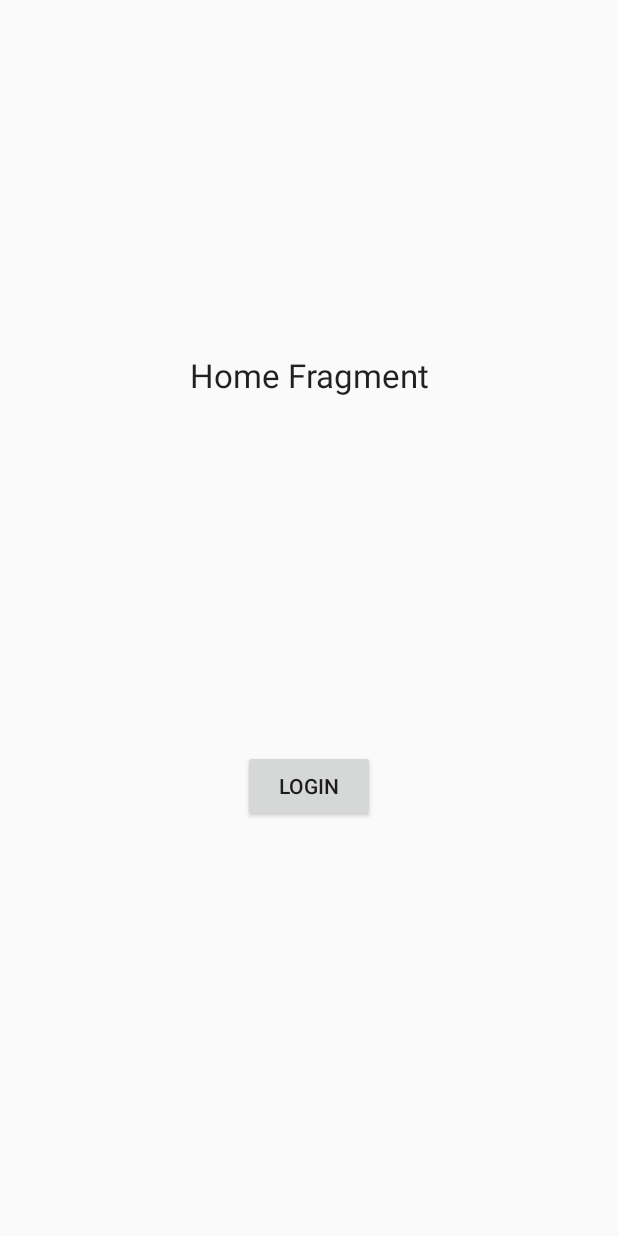
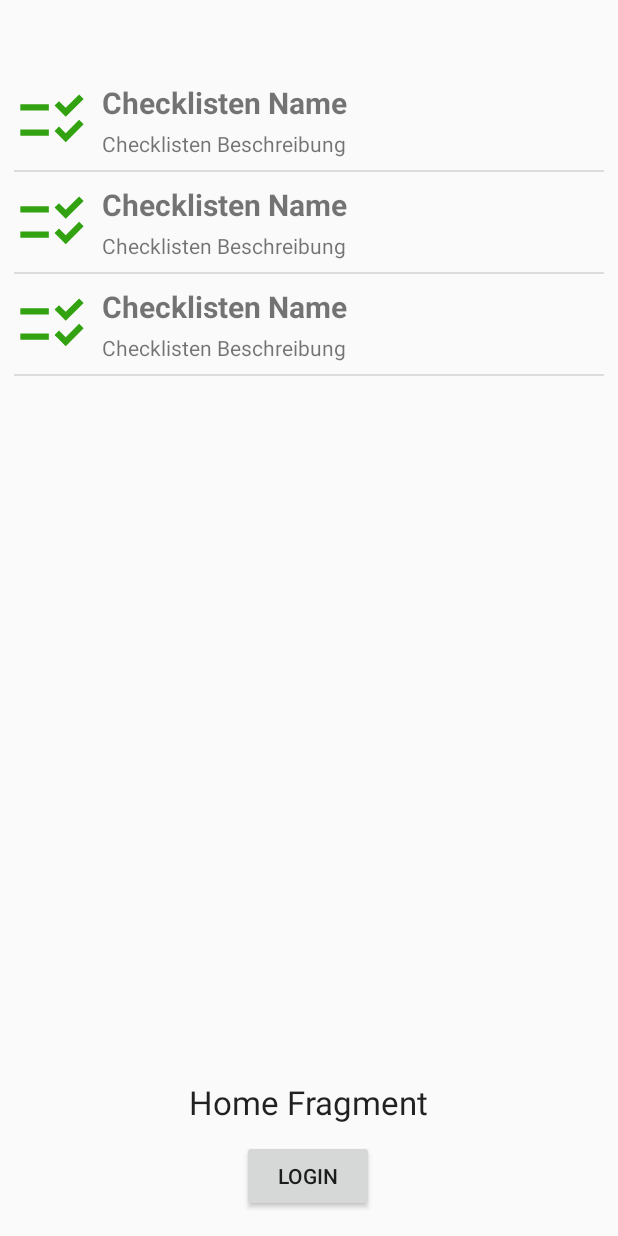
Before and after one commit to Martinrit/CheckItV01, an Android app: the layout fragment_home.xml on its own in the app's theme, with its tools: preview values and no code run, on a phone screen of 412 x 824 dp. Run offline under Robolectric (Android 15) with nearby library versions, the phone set to English and light mode, and no system bars.

```diff
--- a/app/build.gradle
+++ b/app/build.gradle
@@ -52,6 +52,8 @@ dependencies {
     implementation 'androidx.constraintlayout:constraintlayout:2.1.2'
     implementation 'androidx.navigation:navigation-fragment-ktx:2.3.5'
     implementation 'androidx.navigation:navigation-ui-ktx:2.3.5'
+    implementation 'androidx.room:room-common:2.4.0'
+    implementation 'androidx.room:room-ktx:2.4.0'
     testImplementation 'junit:junit:4.+'
     androidTestImplementation 'androidx.test.ext:junit:1.1.3'
     androidTestImplementation 'androidx.test.espresso:espresso-core:3.4.0'
--- a/app/src/main/AndroidManifest.xml
+++ b/app/src/main/AndroidManifest.xml
@@ -17,6 +17,8 @@
 
                 <category android:name="android.intent.category.LAUNCHER" />
             </intent-filter>
+            <!-- die nav-graph zeile wird eingefügt um mit dem nav-graph deeplinks machen zu können siehe Stelle 5:27 in https://www.youtube.com/watch?v=hEJ78_KLcfA&list=PLrnPJCHvNZuCamMFswP597mUF-whXoAA6&index=9   -->
+            <nav-graph android:value="@navigation/nav_grph" />
         </activity>
     </application>
 
--- /dev/null
+++ b/app/src/main/res/drawable-v24/ic_checklist.xml
@@ -0,0 +1,5 @@
+<vector android:height="24dp" android:tint="#32A210"
+    android:viewportHeight="24" android:viewportWidth="24"
+    android:width="24dp" xmlns:android="http://schemas.android.com/apk/res/android">
+    <path android:fillColor="@android:color/white" android:pathData="M11,7H2v2h9V7zM11,15H2v2h9V15zM16.34,11l-3.54,-3.54l1.41,-1.41l2.12,2.12l4.24,-4.24L22,5.34L16.34,11zM16.34,19l-3.54,-3.54l1.41,-1.41l2.12,2.12l4.24,-4.24L22,13.34L16.34,19z"/>
+</vector>
--- a/app/src/main/res/layout/fragment_home.xml
+++ b/app/src/main/res/layout/fragment_home.xml
@@ -17,16 +17,29 @@
         android:textAppearance="@style/TextAppearance.AppCompat.Large"
         app:layout_constraintBottom_toTopOf="@+id/button_login"
         app:layout_constraintEnd_toEndOf="parent"
+        app:layout_constraintHorizontal_bias="0.498"
         app:layout_constraintStart_toStartOf="parent"
-        app:layout_constraintTop_toTopOf="parent" />
+        app:layout_constraintTop_toTopOf="parent"
+        app:layout_constraintVertical_bias="0.985" />
 
     <Button
         android:id="@+id/button_login"
         android:layout_width="wrap_content"
         android:layout_height="wrap_content"
-        android:layout_marginBottom="276dp"
+        android:layout_marginBottom="16dp"
         android:text="Login"
         app:layout_constraintBottom_toBottomOf="parent"
         app:layout_constraintEnd_toEndOf="parent"
+        app:layout_constraintHorizontal_bias="0.498"
         app:layout_constraintStart_toStartOf="parent" />
+
+    <androidx.recyclerview.widget.RecyclerView
+        android:layout_width="409dp"
+        android:layout_height="626dp"
+        android:layout_marginBottom="1dp"
+        app:layout_constraintBottom_toTopOf="@+id/textView"
+        app:layout_constraintEnd_toEndOf="parent"
+        app:layout_constraintStart_toStartOf="parent"
+        app:layout_constraintTop_toTopOf="parent"
+        tools:listitem="@layout/item_rv_main" />
 </androidx.constraintlayout.widget.ConstraintLayout>
--- /dev/null
+++ b/app/src/main/res/layout/item_rv_main.xml
@@ -0,0 +1,54 @@
+<?xml version="1.0" encoding="utf-8"?>
+<androidx.constraintlayout.widget.ConstraintLayout xmlns:android="http://schemas.android.com/apk/res/android"
+    xmlns:app="http://schemas.android.com/apk/res-auto"
+    xmlns:tools="http://schemas.android.com/tools"
+    android:layout_width="match_parent"
+    android:layout_height="wrap_content">
+
+    <ImageView
+        android:id="@+id/ivIcon"
+        android:layout_width="0dp"
+        android:layout_height="0dp"
+        android:layout_marginStart="8dp"
+        android:layout_marginTop="8dp"
+        app:layout_constraintBottom_toBottomOf="@id/tvBeschreibung"
+        app:layout_constraintDimensionRatio="1:1"
+        app:layout_constraintStart_toStartOf="parent"
+        app:layout_constraintTop_toTopOf="parent"
+        app:srcCompat="@drawable/ic_checklist" />
+
+    <TextView
+        android:id="@+id/tvName"
+        android:layout_width="0dp"
+        android:layout_height="wrap_content"
+        android:layout_marginStart="8dp"
+        android:layout_marginEnd="8dp"
+        android:text="Checklisten Name"
+        android:textSize="20sp"
+        android:textStyle="bold"
+        app:layout_constraintEnd_toEndOf="parent"
+        app:layout_constraintStart_toEndOf="@+id/ivIcon"
+        app:layout_constraintTop_toTopOf="@+id/ivIcon" />
+
+    <TextView
+        android:id="@+id/tvBeschreibung"
+        android:layout_width="0dp"
+        android:layout_height="wrap_content"
+        android:layout_marginTop="4dp"
+        android:text="Checklisten Beschreibung"
+        app:layout_constraintEnd_toEndOf="@+id/tvName"
+        app:layout_constraintStart_toStartOf="@+id/tvName"
+        app:layout_constraintTop_toBottomOf="@+id/tvName" />
+
+    <View
+        android:id="@+id/divider2"
+        android:layout_width="0dp"
+        android:layout_height="1dp"
+        android:layout_marginStart="8dp"
+        android:layout_marginTop="8dp"
+        android:layout_marginEnd="8dp"
+        android:background="?android:attr/listDivider"
+        app:layout_constraintEnd_toEndOf="parent"
+        app:layout_constraintStart_toStartOf="parent"
+        app:layout_constraintTop_toBottomOf="@+id/tvBeschreibung" />
+</androidx.constraintlayout.widget.ConstraintLayout>
```
Also changed, not shown: app/src/main/java/de/ritterweb/checkitv01/LoginFragment.kt (+11 -0 lines), app/src/main/java/de/ritterweb/checkitv01/MainActivity.kt (+15 -9 lines), app/src/main/java/de/ritterweb/checkitv01/database/Ckl.kt (added, +14 -0 lines), app/src/main/java/de/ritterweb/checkitv01/database/CklDatabase.kt (added, +47 -0 lines), app/src/main/java/de/ritterweb/checkitv01/database/CklDbDao.kt (added, +56 -0 lines), app/src/main/java/de/ritterweb/checkitv01/database/CklGrp.kt (added, +11 -0 lines), app/src/main/java/de/ritterweb/checkitv01/ui/CklAdapter.kt (added, +90 -0 lines), app/src/main/res/layout/activity_main.xml (+19 -6 lines), app/src/main/res/navigation/nav_grph.xml (+9 -0 lines).
